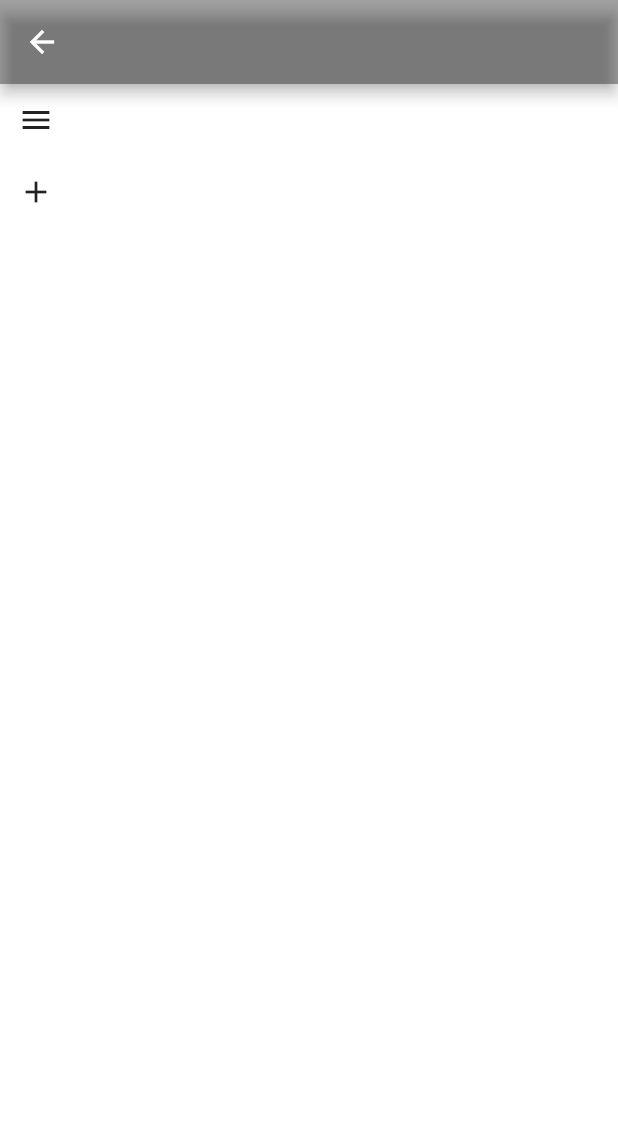
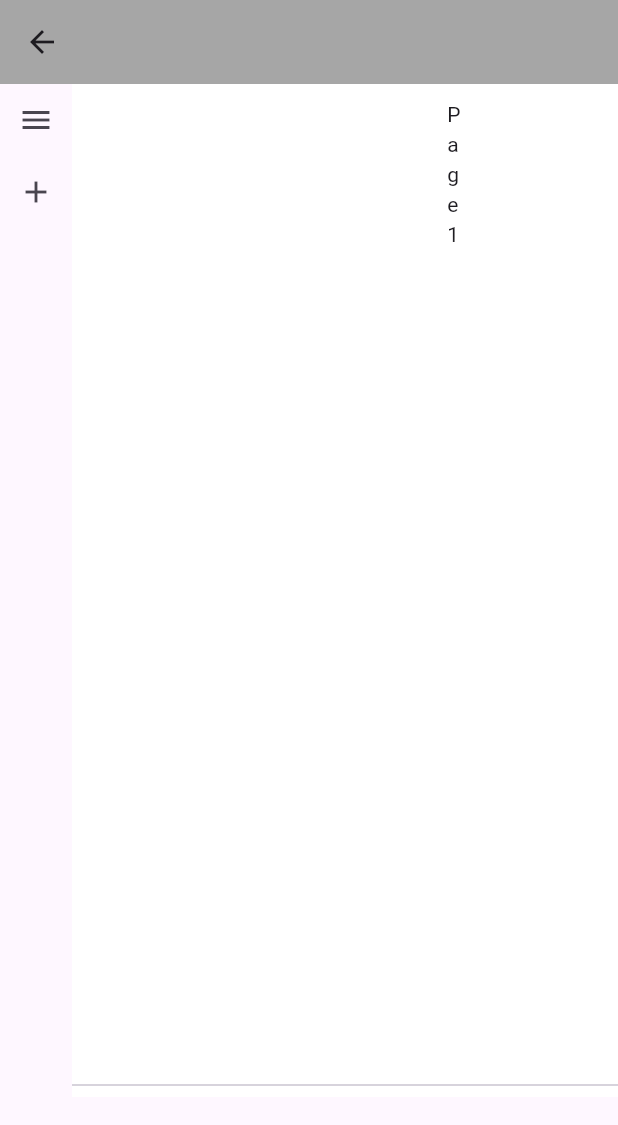
Before and after one commit to JudgeBox/Judgebox-flutter, a Flutter app: the WebScaffold screen opened directly, after a tap on "New Note", on a phone screen of 412 x 824 dp. Shown: the top 1125 px of the screen. Run offline on Flutter 3.47's test engine with Material 2 defaults, Android fonts, the phone set to English and light mode, and no system bars.

Commit message:
fix: note pages

```diff
--- a/lib/main.dart
+++ b/lib/main.dart
@@ -21,6 +21,9 @@ class MyApp extends StatelessWidget {
         tabletScaffold: const TabletScaffold(),
         webScaffold: const WebScaffold(),
       ),
+      theme: ThemeData(
+        useMaterial3: true
+      )
     );
   }
 }
--- a/lib/responsive/web/note/noteBody.dart
+++ b/lib/responsive/web/note/noteBody.dart
@@ -2,7 +2,6 @@ import 'dart:ui';
 
 import 'package:flutter/material.dart';
 import 'package:flutter/services.dart';
-import 'package:judgebox/constants.dart';
 
 class NoteBody extends StatefulWidget {
   const NoteBody({Key? key}) : super(key: key);
@@ -22,15 +21,13 @@ class _NoteBody extends State<NoteBody> {
     });
   }
 
-  late List<FocusNode> textFocusNode;
-
   late List<List<Widget>> pages;
 
   @override
   void initState() {
     super.initState();
     // Initialize pages with a single page.
-    pages = [
+    pages = const [
       [
         PainterContainer(),
         TextContainer(),
@@ -40,10 +37,6 @@ class _NoteBody extends State<NoteBody> {
 
   @override
   Widget build(BuildContext context) {
-    List<Widget> notes = [
-      PainterContainer(),
-      TextContainer(),
-    ];
     // if (!_isTop) {
     //   for(var i = 0; i < page.length; i++) {
     //     page[i] = page[i].reversed.toList();
@@ -51,28 +44,14 @@ class _NoteBody extends State<NoteBody> {
     //   //notes = notes.reversed.toList();
     // }
     return Scaffold(
-      body: Stack(
+      body: Row(
         children: <Widget>[
-          Expanded(
-            child: PageView.builder(
-              itemCount: pages.length,
-              itemBuilder: (context, index) {
-                return Container(
-                  padding: EdgeInsets.only(left: 250, right: 250),
-                  color: Colors.white,
-                  child: Stack(
-                    children: pages[index],
-                  ),
-                );
-              },
-            ),
-          ),
           Column(
             children: [
               Column(
                 children: [
                   IconButton(
-                    icon: Icon(Icons.menu),
+                    icon: const Icon(Icons.menu),
                     onPressed: () {
                       setState(() {
                         pages = pages
@@ -82,21 +61,53 @@ class _NoteBody extends State<NoteBody> {
                     },
                   ),
                   IconButton(
-                    icon: Icon(Icons.add),
+                    icon: const Icon(Icons.add),
                     onPressed: () {
                       setState(() {
                         // Add a new page to the end of the list.
-                        print(pages.length);
-                        pages.add([
+                        pages += const [
+                          [
                             PainterContainer(),
                             TextContainer(),
-                        ]);
+                          ]
+                        ];
                       });
                     },
                   ),
                 ],
               ),
             ],
+          ),
+          Expanded(
+            child: ListView.builder(
+              itemCount: pages.length,
+              itemBuilder: (context, index) {
+                return Container(
+                  color: Colors.white,
+                  child: Column(
+                    children: [
+                      Padding(
+                        padding: const EdgeInsets.only(
+                            left: 250, right: 250, top: 10),
+                        child: Column(
+                          children: [
+                            Text('Page ${index + 1}'),
+                            SizedBox(
+                              width: MediaQuery.of(context).size.width,
+                              height: MediaQuery.of(context).size.height / 1.5,
+                              child: Stack(
+                                children: pages[index],
+                              ),
+                            )
+                          ],
+                        ),
+                      ),
+                      const Divider()
+                    ],
+                  ),
+                );
+              },
+            ),
           ),
         ],
       ),
@@ -114,10 +125,8 @@ class PainterContainer extends StatefulWidget {
 class _PainterContainer extends State<PainterContainer> {
   @override
   Widget build(BuildContext context) {
-    return Container(
-        child: CustomPaint(
+    return CustomPaint(
       painter: PointPainter(),
-      child: Container(
       child: GestureDetector(
         onPanUpdate: (details) {
           RenderBox? box = context.findRenderObject() as RenderBox;
@@ -125,8 +134,7 @@ class _PainterContainer extends State<PainterContainer> {
           setState(() {});
         },
       ),
-      ),
-    ));
+    );
   }
 }
 
@@ -140,7 +148,6 @@ class PointPainter extends CustomPainter {
       ..strokeWidth = 4.0
       ..strokeCap = StrokeCap.round;
     for (int i = 0; i < points.length; i++) {
-      if (points[i] != null)
       canvas.drawPoints(PointMode.points, [points[i]], paint);
     }
   }
@@ -195,10 +202,10 @@ class _TextContainer extends State<TextContainer> {
             )));
 
     return Container(
-        padding: EdgeInsets.only(top: 20),
+        padding: const EdgeInsets.only(top: 20),
         decoration: BoxDecoration(
           color: Colors.transparent,
-          borderRadius: BorderRadius.only(
+          borderRadius: const BorderRadius.only(
               topLeft: Radius.circular(10),
               topRight: Radius.circular(10),
               bottomLeft: Radius.circular(10),
@@ -208,11 +215,10 @@ class _TextContainer extends State<TextContainer> {
               color: Colors.white.withOpacity(0.5),
               spreadRadius: 5,
               blurRadius: 7,
-              offset: Offset(0, 3), // changes position of shadow
+              offset: const Offset(0, 3), // changes position of shadow
             ),
           ],
         ),
-        child:
-            ListView(padding: const EdgeInsets.all(8.0), children: textFields));
+        child: Wrap(spacing: 8, children: textFields));
   }
 }
```
Also changed, not shown: pubspec.lock. Lines whose indentation alone changed are shown as unchanged.
